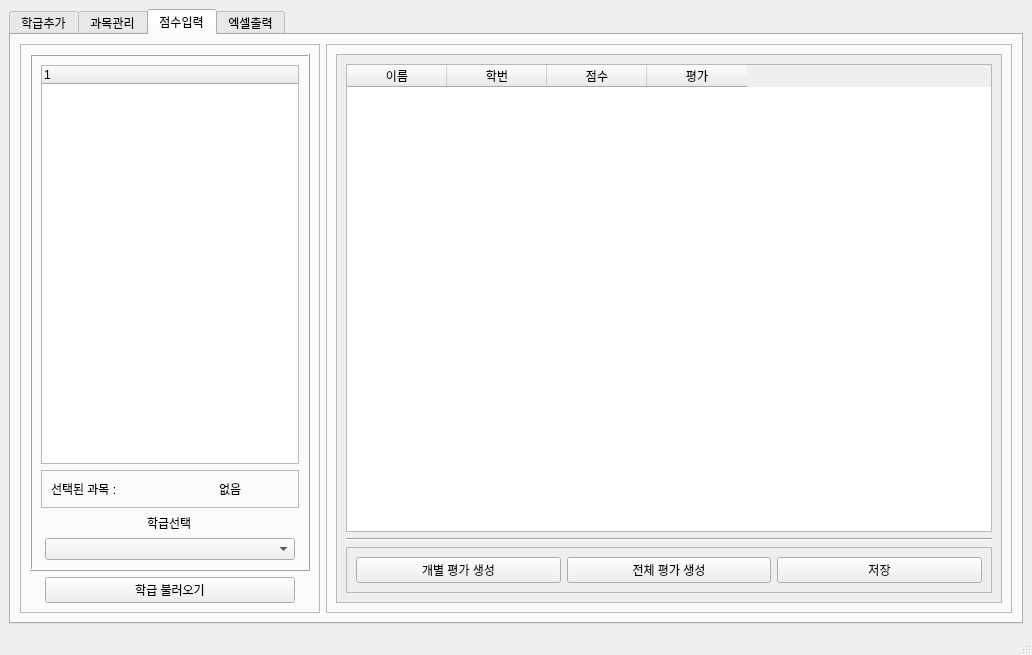
Qt form manager.ui (chlwodud77/student-assesment-manager) before a commit.
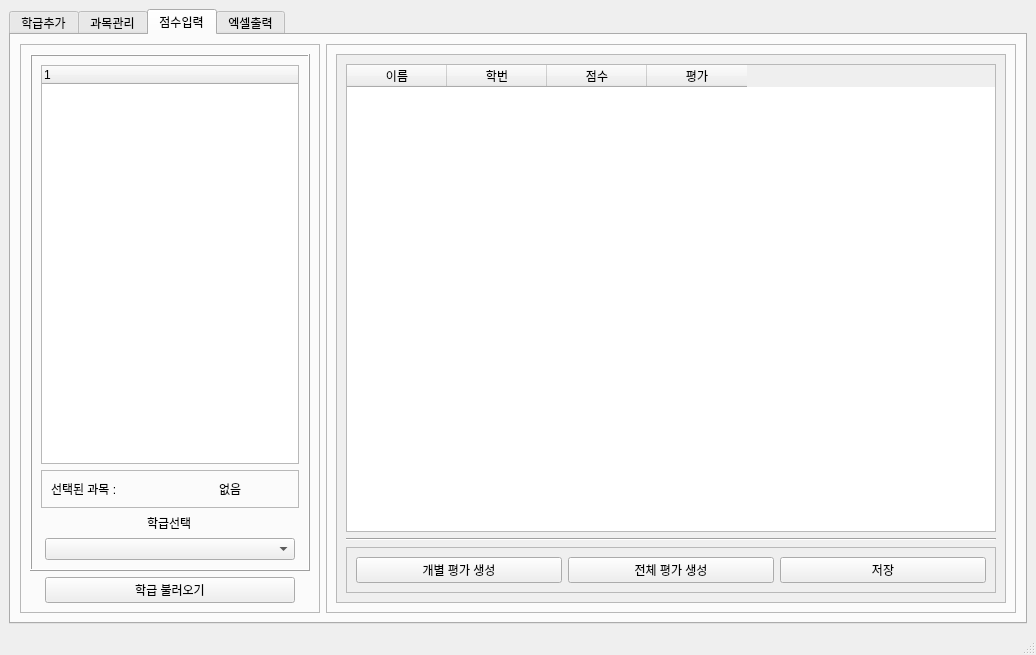
The same form after that commit. The open tabs and pages were chosen to show the change.

```diff
--- a/manager.ui
+++ b/manager.ui
@@ -6,7 +6,7 @@
    <rect>
     <x>0</x>
     <y>0</y>
-    <width>1032</width>
+    <width>1036</width>
     <height>655</height>
    </rect>
   </property>
@@ -727,8 +727,8 @@
                <rect>
                 <x>0</x>
                 <y>0</y>
-                <width>662</width>
-                <height>531</height>
+                <width>301</width>
+                <height>147</height>
                </rect>
               </property>
               <layout class="QVBoxLayout" name="verticalLayout_13">
```
Left out of the diff: 16 changed lines with no effect on the pictures.
